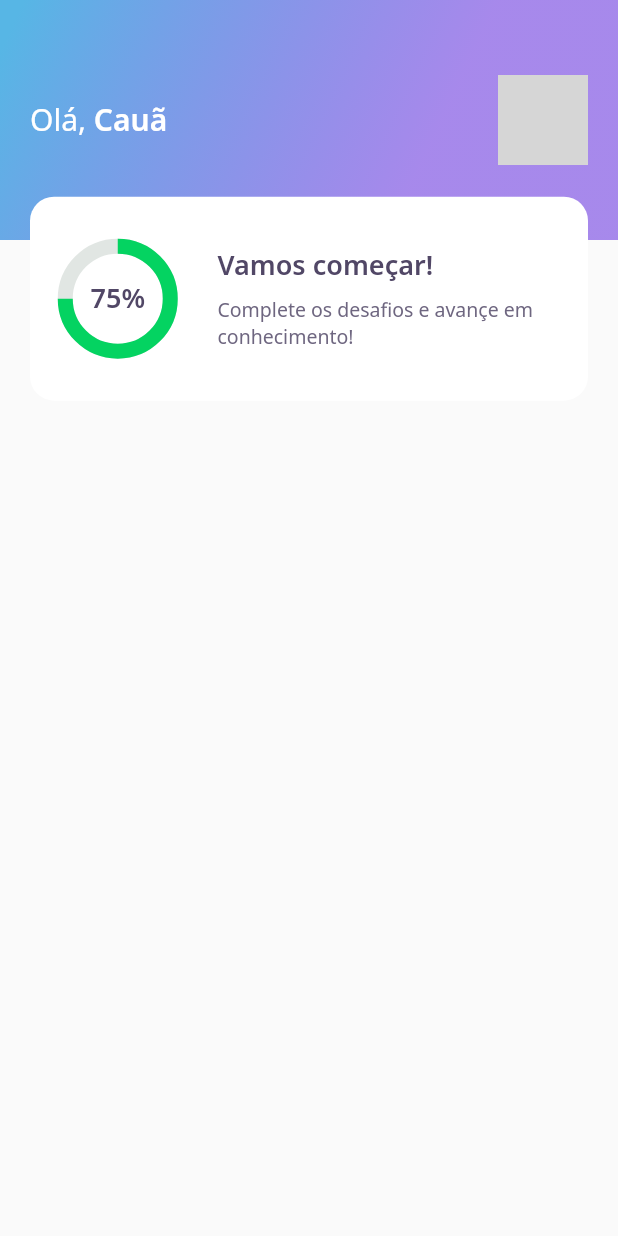
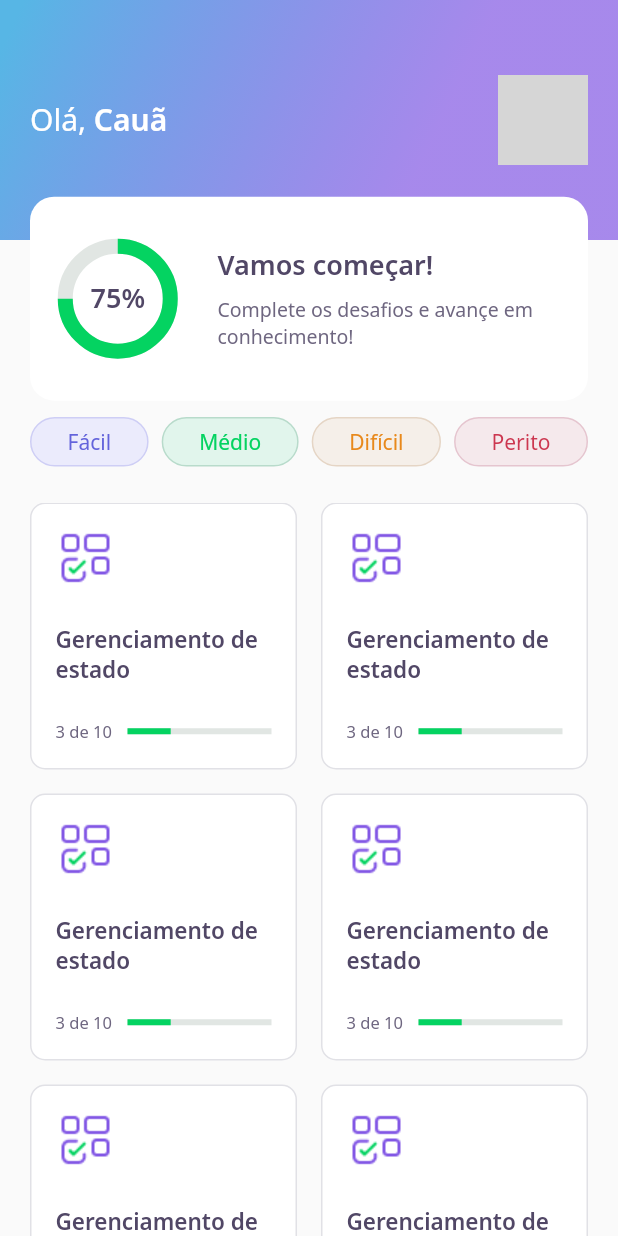
Before and after one commit to Cauaspinheiro/nlw-05, a Flutter app: the screen it shows after launch, on a phone screen of 412 x 824 dp. Run offline on Flutter 3.47's test engine with Material 2 defaults, Android fonts, the phone set to English and light mode, and no system bars; our stand-ins replace google_fonts; network calls fail; grey boxes are pictures that could not be loaded.

Commit message:
feat(home): finish home page structure

```diff
--- a/lib/home/home_page.dart
+++ b/lib/home/home_page.dart
@@ -1,4 +1,8 @@
+import 'package:dev_quiz/core/app_colors.dart';
 import 'package:dev_quiz/home/widgets/app_bar_widget.dart';
+import 'package:dev_quiz/home/widgets/level_button/level_button_styles.dart';
+import 'package:dev_quiz/home/widgets/level_button/level_button_widget.dart';
+import 'package:dev_quiz/home/widgets/quiz_card_widget.dart';
 import 'package:flutter/material.dart';
 
 class HomePage extends StatefulWidget {
@@ -11,7 +15,62 @@ class _HomePageState extends State<HomePage> {
   Widget build(BuildContext context) {
     return Scaffold(
       appBar: AppBarWidget(),
-      body: Container(),
+      body: Container(
+        padding: EdgeInsets.only(top: 28, left: 20, right: 20),
+        child: Column(
+          children: [
+            Row(
+              mainAxisAlignment: MainAxisAlignment.spaceBetween,
+              children: [
+                LevelButtonWidget(
+                  label: 'Fácil',
+                  styles: LevelButtonStyles(
+                      backgroundColor: AppColors.levelButtonFacil,
+                      textColor: AppColors.levelButtonTextFacil,
+                      borderColor: AppColors.levelButtonBorderFacil),
+                ),
+                LevelButtonWidget(
+                  label: 'Médio',
+                  styles: LevelButtonStyles(
+                      backgroundColor: AppColors.levelButtonMedio,
+                      textColor: AppColors.levelButtonTextMedio,
+                      borderColor: AppColors.levelButtonBorderMedio),
+                ),
+                LevelButtonWidget(
+                  label: 'Difícil',
+                  styles: LevelButtonStyles(
+                      backgroundColor: AppColors.levelButtonDificil,
+                      textColor: AppColors.levelButtonTextDificil,
+                      borderColor: AppColors.levelButtonBorderDificil),
+                ),
+                LevelButtonWidget(
+                  label: 'Perito',
+                  styles: LevelButtonStyles(
+                      backgroundColor: AppColors.levelButtonPerito,
+                      textColor: AppColors.levelButtonTextPerito,
+                      borderColor: AppColors.levelButtonBorderPerito),
+                ),
+              ],
+            ),
+            SizedBox(height: 24),
+            Expanded(
+                child: GridView.count(
+              crossAxisCount: 2,
+              crossAxisSpacing: 16,
+              mainAxisSpacing: 16,
+              children: [
+                QuizCardWidget(),
+                QuizCardWidget(),
+                QuizCardWidget(),
+                QuizCardWidget(),
+                QuizCardWidget(),
+                QuizCardWidget(),
+                QuizCardWidget(),
+              ],
+            ))
+          ],
+        ),
+      ),
     );
   }
 }
--- /dev/null
+++ b/lib/home/widgets/level_button/level_button_styles.dart
@@ -0,0 +1,12 @@
+import 'package:flutter/cupertino.dart';
+
+class LevelButtonStyles {
+  final Color textColor;
+  final Color backgroundColor;
+  final Color borderColor;
+
+  LevelButtonStyles(
+      {required this.backgroundColor,
+      required this.textColor,
+      required this.borderColor});
+}
--- /dev/null
+++ b/lib/home/widgets/level_button/level_button_widget.dart
@@ -0,0 +1,27 @@
+import 'package:dev_quiz/home/widgets/level_button/level_button_styles.dart';
+import 'package:flutter/material.dart';
+import 'package:google_fonts/google_fonts.dart';
+
+class LevelButtonWidget extends StatelessWidget {
+  final String label;
+  final LevelButtonStyles styles;
+
+  LevelButtonWidget({required this.label, required this.styles});
+
+  @override
+  Widget build(BuildContext context) {
+    return Container(
+      decoration: BoxDecoration(
+          borderRadius: BorderRadius.circular(28),
+          color: styles.backgroundColor,
+          border: Border.fromBorderSide(BorderSide(color: styles.borderColor))),
+      child: Padding(
+        padding: const EdgeInsets.symmetric(horizontal: 24, vertical: 6),
+        child: Text(
+          label,
+          style: GoogleFonts.notoSans(color: styles.textColor, fontSize: 14),
+        ),
+      ),
+    );
+  }
+}
--- /dev/null
+++ b/lib/home/widgets/quiz_card_widget.dart
@@ -0,0 +1,48 @@
+import 'package:dev_quiz/core/app_colors.dart';
+import 'package:dev_quiz/core/app_images.dart';
+import 'package:dev_quiz/core/app_text_styles.dart';
+import 'package:flutter/material.dart';
+
+class QuizCardWidget extends StatelessWidget {
+  @override
+  Widget build(BuildContext context) {
+    return Container(
+      padding: EdgeInsets.all(16),
+      decoration: BoxDecoration(
+          border: Border.fromBorderSide(BorderSide(color: AppColors.border)),
+          color: AppColors.white,
+          borderRadius: BorderRadius.circular(10)),
+      child: Column(
+        crossAxisAlignment: CrossAxisAlignment.start,
+        children: [
+          Container(
+            width: 40,
+            height: 40,
+            child: Image.asset(AppImages.blocks),
+          ),
+          SizedBox(height: 24),
+          Text(
+            'Gerenciamento de estado',
+            style: AppTextStyles.heading15,
+          ),
+          SizedBox(height: 24),
+          Row(
+            children: [
+              Expanded(
+                  flex: 1, child: Text('3 de 10', style: AppTextStyles.body11)),
+              Expanded(
+                flex: 2,
+                child: LinearProgressIndicator(
+                  value: 0.3,
+                  backgroundColor: AppColors.chartSecondary,
+                  valueColor:
+                      AlwaysStoppedAnimation<Color>(AppColors.chartPrimary),
+                ),
+              )
+            ],
+          )
+        ],
+      ),
+    );
+  }
+}
```
